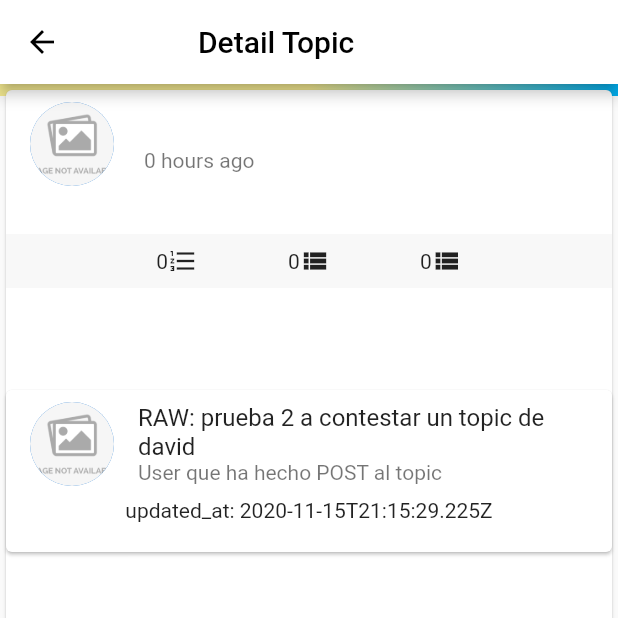
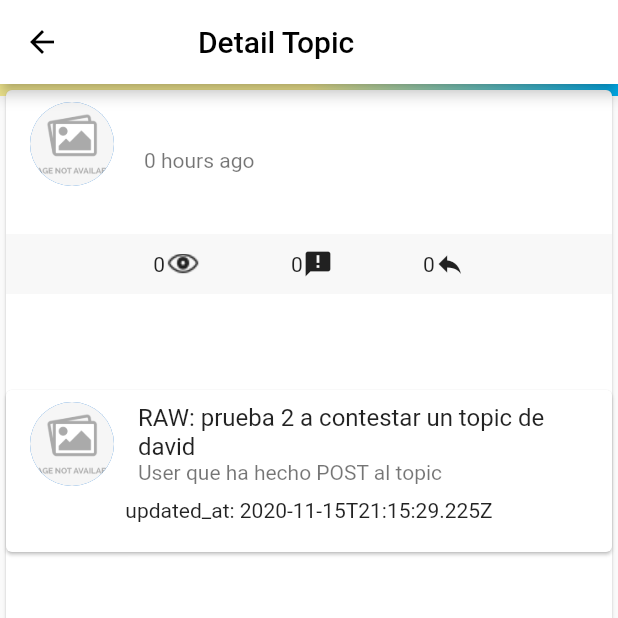
Before and after one commit to teamcodingmobile/discourse-flutter, a Flutter app: the DetailTopicPage screen opened directly with empty values, on a phone screen of 412 x 824 dp, the top half of it. Run offline on Flutter 3.47's test engine with Material 2 defaults, Android fonts, the phone set to English and light mode, and no system bars; network calls fail.

Commit message:
Final del dia de hoy

```diff
--- a/lib/src/pages/detail_topic_page.dart
+++ b/lib/src/pages/detail_topic_page.dart
@@ -126,9 +126,8 @@ class _BottomBar extends StatelessWidget {
                               ),
                             ),
                             Container(
-                              child: Icon(
-                                Icons.format_list_numbered,
-                                size: 20.0,
+                              child: ImageIcon(
+                                AssetImage('assets/icons/eye.png'),
                               ),
                             ),
                           ],
@@ -145,12 +144,11 @@ class _BottomBar extends StatelessWidget {
                             Container(
                               child: Text(
                                 '${topic.postsCount}',
-                                //style: TextStyle(fontFamily: 'AvenirBold')
                               ),
                             ),
                             Container(
                               child: Icon(
-                                Icons.view_list,
+                                Icons.announcement,
                                 size: 20.0,
                               ),
                             ),
@@ -170,7 +168,7 @@ class _BottomBar extends StatelessWidget {
                             ),
                             Container(
                               child: Icon(
-                                Icons.view_list,
+                                Icons.reply,
                                 size: 20.0,
                               ),
                             ),
--- a/lib/src/widgets/list_topics.dart
+++ b/lib/src/widgets/list_topics.dart
@@ -97,7 +97,6 @@ class _BottomBar extends StatelessWidget {
                               Container(
                                 child: Text(
                                   '${topic.postsCount}',
-                                  // style: TextStyle(fontFamily: 'AvenirRegular')
                                 ),
                               ),
                               Container(
@@ -119,7 +118,6 @@ class _BottomBar extends StatelessWidget {
                               Container(
                                 child: Text(
                                   '${topic.postsCount}',
-                                  //style: TextStyle(fontFamily: 'AvenirBold')
                                 ),
                               ),
                               Container(
```
